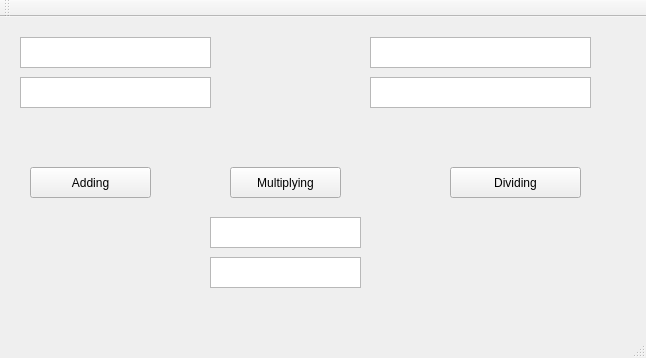
Before: the Qt Designer form LabAssignment4ComputerArchitecture/mainwindow.ui in LifeLex/LabAssignment4ComputerArchitecture, drawn with Qt 5.
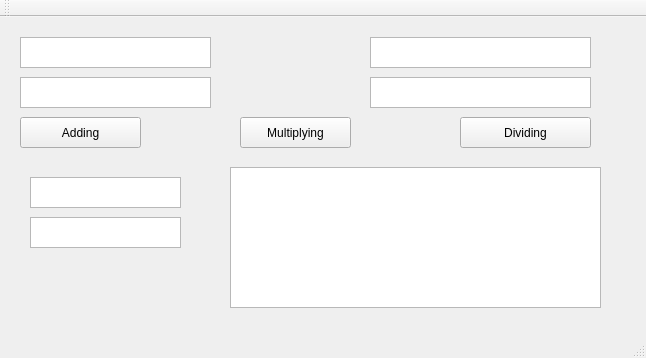
After: the same form once the commit is applied.

What changed in the file:
```diff
--- a/LabAssignment4ComputerArchitecture/mainwindow.ui
+++ b/LabAssignment4ComputerArchitecture/mainwindow.ui
@@ -57,8 +57,8 @@
    <widget class="QPushButton" name="adding">
     <property name="geometry">
      <rect>
-      <x>30</x>
-      <y>150</y>
+      <x>20</x>
+      <y>100</y>
       <width>121</width>
       <height>31</height>
      </rect>
@@ -70,8 +70,8 @@
    <widget class="QPushButton" name="multiplying">
     <property name="geometry">
      <rect>
-      <x>230</x>
-      <y>150</y>
+      <x>240</x>
+      <y>100</y>
       <width>111</width>
       <height>31</height>
      </rect>
@@ -83,8 +83,8 @@
    <widget class="QPushButton" name="dividing">
     <property name="geometry">
      <rect>
-      <x>450</x>
-      <y>150</y>
+      <x>460</x>
+      <y>100</y>
       <width>131</width>
       <height>31</height>
      </rect>
@@ -96,8 +96,8 @@
    <widget class="QPlainTextEdit" name="result">
     <property name="geometry">
      <rect>
-      <x>210</x>
-      <y>200</y>
+      <x>30</x>
+      <y>160</y>
       <width>151</width>
       <height>31</height>
      </rect>
@@ -106,13 +106,23 @@
    <widget class="QPlainTextEdit" name="resultHex">
     <property name="geometry">
      <rect>
-      <x>210</x>
-      <y>240</y>
+      <x>30</x>
+      <y>200</y>
       <width>151</width>
       <height>31</height>
      </rect>
     </property>
    </widget>
+   <widget class="QTextEdit" name="textEdit">
+    <property name="geometry">
+     <rect>
+      <x>230</x>
+      <y>150</y>
+      <width>371</width>
+      <height>141</height>
+     </rect>
+    </property>
+   </widget>
   </widget>
   <widget class="QMenuBar" name="menuBar">
    <property name="geometry">
```
